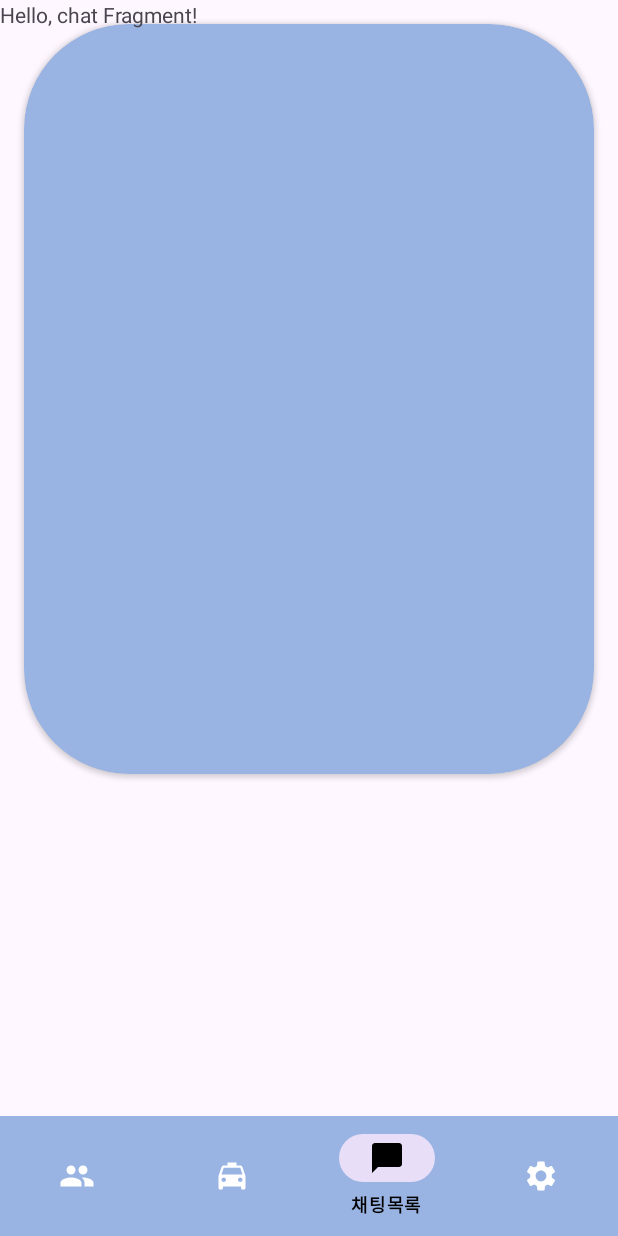
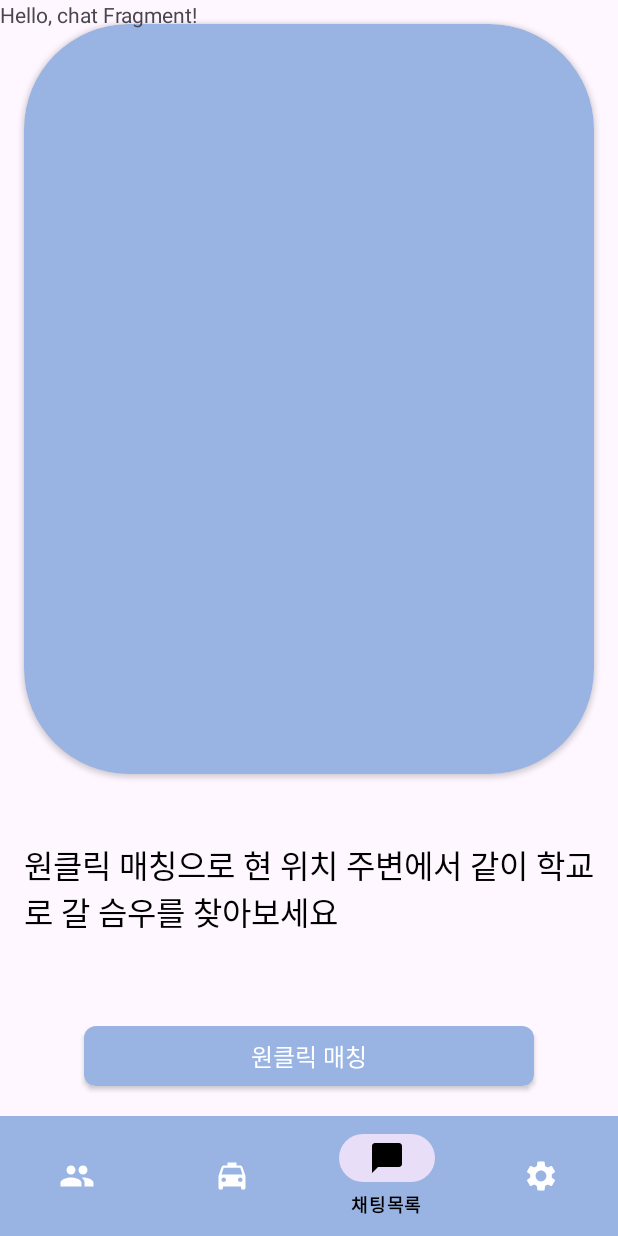
Before and after one commit to Libienz/Spoot-Taxi-FrontEnd, an Android app: the fragment MatchingFragment placed in its activity, item 3 of the bottom bar chosen, on a phone screen of 412 x 824 dp. Run offline under Robolectric (Android 15) with nearby library versions, the phone set to English and light mode, and no system bars; libraries missing offline, so code that uses them is left out: com.kakao.util, net.daum.mf; 6 statements that could not run were skipped.

Commit message:
Feat: Matching Fragment Current location tracking Featured

```diff
--- a/app/src/main/AndroidManifest.xml
+++ b/app/src/main/AndroidManifest.xml
@@ -19,9 +19,7 @@
         android:theme="@style/Theme.SpootTaxiFront"
         android:usesCleartextTraffic="true"
         tools:targetApi="28">
-        <activity
-            android:name=".NaviActivity"
-            android:exported="false" />
+
         <activity
             android:name=".VerificationActivity"
             android:exported="false" />
--- a/app/src/main/java/com/example/spoot_taxi_front/MatchingFragment.java
+++ b/app/src/main/java/com/example/spoot_taxi_front/MatchingFragment.java
@@ -1,76 +1,65 @@
 package com.example.spoot_taxi_front;
 
+import android.Manifest;
+import android.content.Context;
+import android.content.pm.PackageManager;
+import android.graphics.Bitmap;
+import android.graphics.drawable.BitmapDrawable;
+import android.graphics.drawable.Drawable;
+import android.location.Location;
+import android.location.LocationListener;
+import android.location.LocationManager;
 import android.os.Bundle;
-
-import androidx.fragment.app.Fragment;
-
 import android.view.LayoutInflater;
 import android.view.View;
 import android.view.ViewGroup;
-import android.widget.Button;
-import android.widget.EditText;
 
-import net.daum.mf.map.api.MapView;
+import androidx.annotation.NonNull;
+import androidx.core.app.ActivityCompat;
+import androidx.fragment.app.Fragment;
+import android.content.Context;
 
 
-/**
- * A simple {@link Fragment} subclass.
- * Use the {@link MatchingFragment#newInstance} factory method to
- * create an instance of this fragment.
- */
-public class MatchingFragment extends Fragment {
+import android.widget.Button;
+import android.widget.Toast;
 
-    // TODO: Rename parameter arguments, choose names that match
-    // the fragment initialization parameters, e.g. ARG_ITEM_NUMBER
-    private static final String ARG_PARAM1 = "param1";
-    private static final String ARG_PARAM2 = "param2";
+import net.daum.mf.map.api.CameraUpdateFactory;
+import net.daum.mf.map.api.MapPOIItem;
+import net.daum.mf.map.api.MapPoint;
+import net.daum.mf.map.api.MapView;
+import net.daum.mf.map.api.MapView.CurrentLocationEventListener;
+import net.daum.mf.map.api.MapView.MapViewEventListener;
 
-    // TODO: Rename and change types of parameters
-    private String mParam1;
-    private String mParam2;
+public class MatchingFragment extends Fragment implements CurrentLocationEventListener, MapViewEventListener {
 
     private MapView mapView;
-    private EditText startEditText;
-    private EditText destinationEditText;
-    private Button confirmButton;
     private ViewGroup mapViewContainer;
+
+    private static final int REQUEST_LOCATION_PERMISSION = 1;
+
+    private LocationManager locationManager;
+
+    private Button matchingButton;
+
+    private double curLongitude;
+    private double curLaitude;
+
 
     public MatchingFragment() {
         // Required empty public constructor
     }
 
-    /**
-     * Use this factory method to create a new instance of
-     * this fragment using the provided parameters.
-     *
-     * @param param1 Parameter 1.
-     * @param param2 Parameter 2.
-     * @return A new instance of fragment MatchingFragment.
-     */
-    // TODO: Rename and change types and number of parameters
-    public static MatchingFragment newInstance(String param1, String param2) {
-        MatchingFragment fragment = new MatchingFragment();
-        Bundle args = new Bundle();
-        args.putString(ARG_PARAM1, param1);
-        args.putString(ARG_PARAM2, param2);
-        fragment.setArguments(args);
-        return fragment;
-    }
-
     @Override
     public void onCreate(Bundle savedInstanceState) {
         super.onCreate(savedInstanceState);
-        if (getArguments() != null) {
-            mParam1 = getArguments().getString(ARG_PARAM1);
-            mParam2 = getArguments().getString(ARG_PARAM2);
-        }
 
         // 카카오 맵 API 초기화
         mapView = new MapView(requireContext());
+        mapView.setCurrentLocationEventListener(this);
+        mapView.setMapViewEventListener(this);
 
 
     }
-
 
     @Override
     public View onCreateView(LayoutInflater inflater, ViewGroup container,
@@ -81,6 +70,145 @@ public class MatchingFragment extends Fragment {
         mapViewContainer = view.findViewById(R.id.mapViewContainer);
         mapViewContainer.addView(mapView);
 
+
+        matchingButton = view.findViewById(R.id.matchingButton);
+
+        //매칭 버튼 클릭
+        matchingButton.setOnClickListener(new View.OnClickListener() {
+
+            @Override
+            public void onClick(View v) {
+                // 버튼 클릭 이벤트 처리
+                if (curLaitude != 0.0 && curLongitude != 0.0) {
+                    // 팝업 띄우고 빙글빙글 매칭중 ...
+
+                    //서버에 매칭 요성 by api
+
+                } else {
+                    Toast.makeText(requireContext(), "위치를 계산중입니다. 잠시 후에 다시 시도해주세요", Toast.LENGTH_SHORT).show();
+                }
+
+
+
+
+            }
+        });
+
+
+
         return view;
     }
+
+
+
+
+    @Override
+    public void onResume() {
+        super.onResume();
+        // 현위치 권한 체크 및 권한 요청
+        if (ActivityCompat.checkSelfPermission(requireContext(), Manifest.permission.ACCESS_FINE_LOCATION)
+                != PackageManager.PERMISSION_GRANTED) {
+            ActivityCompat.requestPermissions(requireActivity(), new String[]{Manifest.permission.ACCESS_FINE_LOCATION}, 1);
+        } else {
+            // 권한이 있는 경우, 현위치 가져오기 시작
+            mapView.setCurrentLocationTrackingMode(MapView.CurrentLocationTrackingMode.TrackingModeOnWithoutHeading);
+
+        }
+    }
+
+    @Override
+    public void onPause() {
+        super.onPause();
+        // 현위치 추적 정지
+        mapView.setCurrentLocationTrackingMode(MapView.CurrentLocationTrackingMode.TrackingModeOff);
+    }
+
+    @Override
+    public void onCurrentLocationUpdate(MapView mapView, MapPoint currentLocation, float accuracy) {
+        // 현위치가 업데이트될 때 호출되는 메소드
+        // 현위치 근방을 보여주도록 지도 이동
+        mapView.moveCamera(CameraUpdateFactory.newMapPoint(currentLocation));
+
+        // 현재 위치 정보 업데이트
+        curLaitude = currentLocation.getMapPointGeoCoord().latitude;
+        curLongitude = currentLocation.getMapPointGeoCoord().longitude;
+
+    }
+
+    @Override
+    public void onDestroyView() {
+        super.onDestroyView();
+        // 프래그먼트가 제거될 때 맵뷰를 제거해야 함
+        if (mapViewContainer != null) {
+            mapViewContainer.removeAllViews();
+        }
+    }
+
+    @Override
+    public void onCurrentLocationDeviceHeadingUpdate(MapView mapView, float v) {
+
+    }
+
+    @Override
+    public void onCurrentLocationUpdateFailed(MapView mapView) {
+
+    }
+
+    @Override
+    public void onCurrentLocationUpdateCancelled(MapView mapView) {
+
+    }
+
+    // 다른 메소드들
+
+    @Override
+    public void onMapViewInitialized(MapView mapView) {
+        // 지도 초기화가 완료되었을 때 호출되는 메소드
+    }
+
+    @Override
+    public void onMapViewCenterPointMoved(MapView mapView, MapPoint mapPoint) {
+
+    }
+
+    @Override
+    public void onMapViewZoomLevelChanged(MapView mapView, int i) {
+
+    }
+
+    @Override
+    public void onMapViewSingleTapped(MapView mapView, MapPoint mapPoint) {
+
+    }
+
+    @Override
+    public void onMapViewDoubleTapped(MapView mapView, MapPoint mapPoint) {
+
+    }
+
+    @Override
+    public void onMapViewLongPressed(MapView mapView, MapPoint mapPoint) {
+
+    }
+
+    @Override
+    public void onMapViewDragStarted(MapView mapView, MapPoint mapPoint) {
+
+    }
+
+    @Override
+    public void onMapViewDragEnded(MapView mapView, MapPoint mapPoint) {
+
+    }
+
+    @Override
+    public void onMapViewMoveFinished(MapView mapView, MapPoint mapPoint) {
+
+    }
+
+    // 다른 메소드들
+
+
+
+
 }
--- a/app/src/main/res/layout/fragment_matching.xml
+++ b/app/src/main/res/layout/fragment_matching.xml
@@ -24,5 +24,29 @@
             android:layout_height="match_parent" />
     </androidx.cardview.widget.CardView>
 
+    <TextView
+        android:id="@+id/emailTv"
+        android:layout_width="wrap_content"
+        android:layout_height="wrap_content"
+        android:layout_gravity="center"
+        android:layout_marginTop="180dp"
+        android:layout_marginStart="16dp"
+        android:layout_marginEnd="16dp"
+        android:fontFamily="@font/bmjua_ttf"
+        android:text="원클릭 매칭으로 현 위치 주변에서 같이 학교로 갈 슴우를 찾아보세요"
+        android:textColor="#000000"
+        android:textSize="21dp" />
+
+    <android.widget.Button
+        android:fontFamily="@font/bmjua_ttf"
+        android:id="@+id/matchingButton"
+        android:layout_width="300dp"
+        android:layout_height="40dp"
+        android:background="@drawable/button"
+        android:layout_gravity="center_horizontal|bottom"
+        android:layout_marginBottom="100dp"
+        android:text="원클릭 매칭"
+        android:textColor="#FFFFFF"
+        android:textSize="16dp" />
 
 </FrameLayout>
```
Also changed, not shown: app/src/main/res/drawable/smung.png (added).
